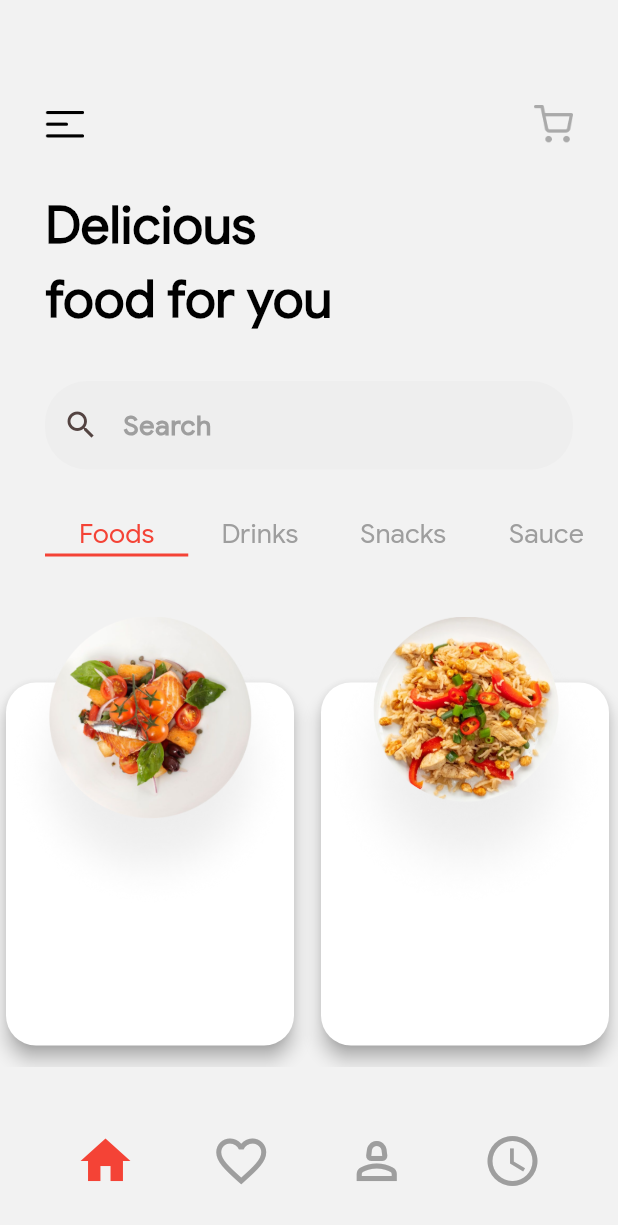
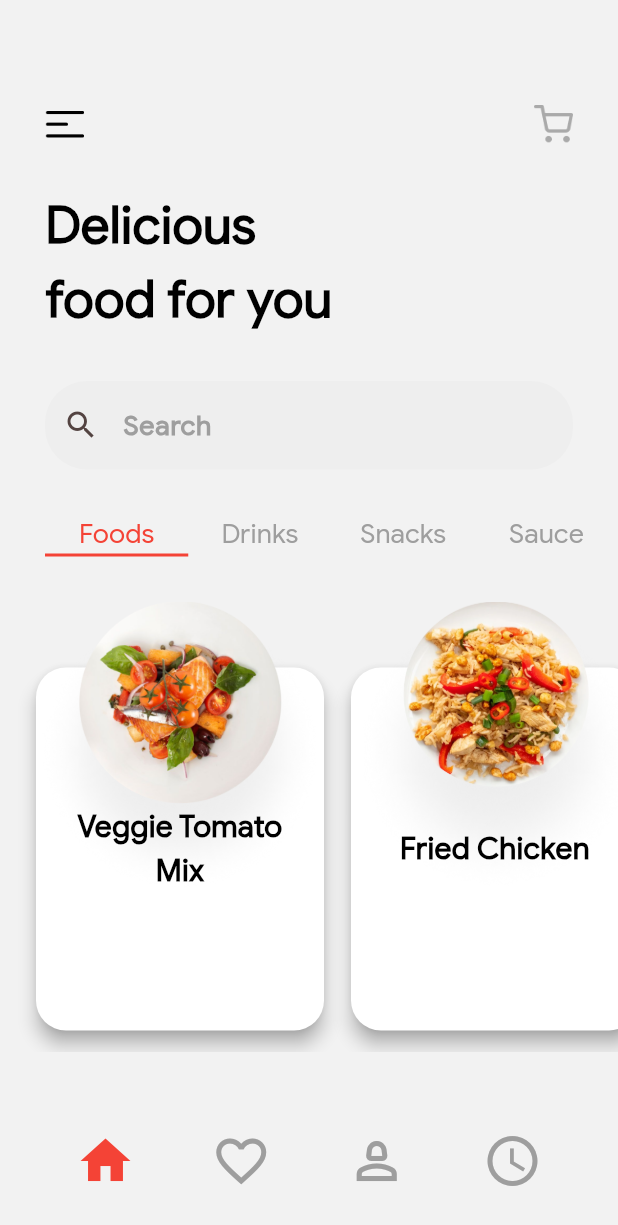
Before and after one commit to sidrajit/first_flutter_design, a Flutter app: the HomeScreen screen opened directly, on a phone screen of 412 x 824 dp. Shown: the top 1225 px of the screen. Run offline on Flutter 3.47's test engine with Material 3 defaults, Android fonts, the phone set to English and light mode, and no system bars.

Commit message:
add food name

```diff
--- a/lib/main.dart
+++ b/lib/main.dart
@@ -1,5 +1,16 @@
 import 'package:flutter/material.dart';
 import 'package:flutter/scheduler.dart';
+
+class FoodModel {
+  String foodName;
+  String foodImage;
+  String foodPrice;
+
+  FoodModel(
+      {required this.foodName,
+      required this.foodImage,
+      required this.foodPrice});
+}
 
 void main() {
   runApp(const MyApp());
@@ -243,7 +254,7 @@ class _HomeScreenState extends State<HomeScreen> with TickerProviderStateMixin {
 
   List<FoodModel> foodModel = [
     FoodModel(
-        foodName: 'Veggie Tomato Mix',
+        foodName: 'Veggie Tomato\nMix',
         foodImage: 'food-one.png',
         foodPrice: '1,900'),
     FoodModel(
@@ -347,11 +358,12 @@ class _HomeScreenState extends State<HomeScreen> with TickerProviderStateMixin {
                             style: TextStyle(fontSize: 18, fontFamily: 'GS')),
                       ])),
             ),
-            const SizedBox(height: 40),
+            const SizedBox(height: 30),
             SizedBox(
                 height: 300,
                 width: double.infinity,
                 child: ListView.builder(
+                    padding: const EdgeInsets.only(left: 20),
                     itemCount: foodModel.length,
                     scrollDirection: Axis.horizontal,
                     itemBuilder: (context, index) => SizedBox(
@@ -359,7 +371,7 @@ class _HomeScreenState extends State<HomeScreen> with TickerProviderStateMixin {
                         width: 210,
                         child: Stack(
                           children: [
-                            const Positioned(
+                            Positioned(
                                 top: 40,
                                 child: SizedBox(
                                   height: 250,
@@ -368,9 +380,25 @@ class _HomeScreenState extends State<HomeScreen> with TickerProviderStateMixin {
                                     color: Colors.white,
                                     shadowColor: Colors.grey,
                                     elevation: 5,
-                                    shape: RoundedRectangleBorder(
+                                    shape: const RoundedRectangleBorder(
                                         borderRadius: BorderRadius.all(
                                             Radius.circular(20))),
+                                    child: Center(
+                                      child: Column(
+                                        mainAxisAlignment: MainAxisAlignment.center,
+                                        children: [
+                                          Text(
+                                            foodModel[index].foodName,
+                                            style: const TextStyle(
+                                                fontSize: 20,
+                                                color: Colors.black,
+                                                fontFamily: 'GS',
+                                                fontWeight: FontWeight.bold),
+                                            textAlign: TextAlign.center,
+                                          ),
+                                        ],
+                                      ),
+                                    ),
                                   ),
                                 )),
                             Image.asset(
@@ -405,14 +433,3 @@ class _HomeScreenState extends State<HomeScreen> with TickerProviderStateMixin {
     return Ticker(onTick);
   }
 }
-
-class FoodModel {
-  String foodName;
-  String foodImage;
-  String foodPrice;
-
-  FoodModel(
-      {required this.foodName,
-      required this.foodImage,
-      required this.foodPrice});
-}
```
